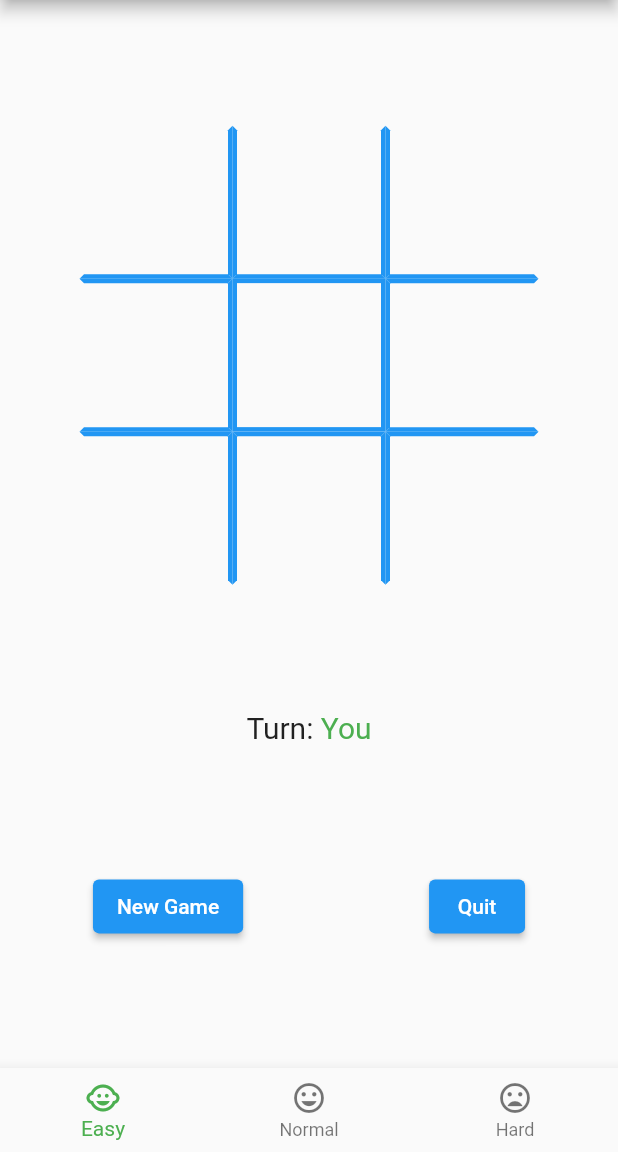
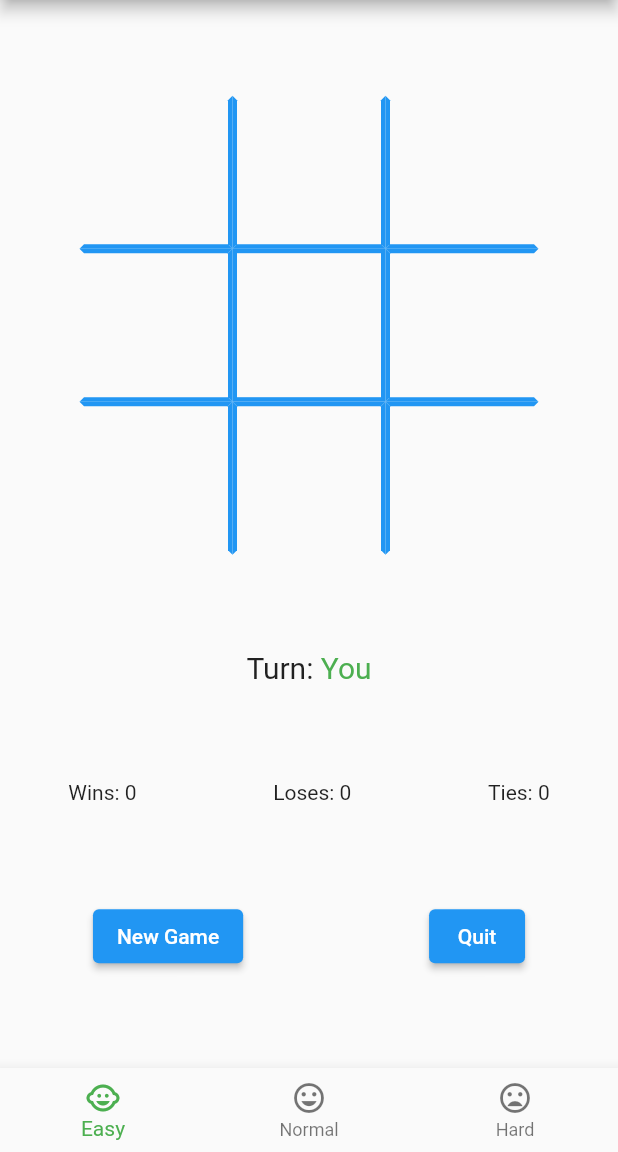
Before and after one commit to SergioSarmiento/dadm-2021-2, a Flutter app: the screen it shows after launch, on a phone screen of 412 x 824 dp, the part 84-1236 px from its top. Run offline on Flutter 3.47's test engine with Material 2 defaults, Android fonts, the light colour scheme and no system bars; missing offline and left inert: soundpool.

Commit message:
Se agrega barra de records

```diff
--- a/reto3/tic_tac_toe/lib/assets/constants.dart
+++ b/reto3/tic_tac_toe/lib/assets/constants.dart
@@ -19,13 +19,16 @@ const String quitMessage = 'Are you sure you want to quit?';
 const String dialogOkay = 'Yes';
 const String dialogCancel = 'Cancel';
 const String error = 'Error';
+const String wins = 'Wins';
+const String loses = 'Loses';
+const String ties = 'Ties';
 
 //assets paths
-const String ximgpath = 'assets/images/x-sprite.png';
-const String oimgpath = 'assets/images/o-sprite.png';
-const String buttonsndpath = 'assets/sounds/digi_plink.wav';
-const String yourewinnersnd = 'assets/sounds/music_marimba_chord.wav';
-const String youlosesnd = 'assets/sounds/beep_short_off.wav';
+const String xImagePath = 'assets/images/x-sprite.png';
+const String oImagePath = 'assets/images/o-sprite.png';
+const String buttonSoundPath = 'assets/sounds/digi_plink.wav';
+const String youreWinnerSound = 'assets/sounds/music_marimba_chord.wav';
+const String youLoseSound = 'assets/sounds/beep_short_off.wav';
 
 //Color
 const Color playerOneColor = Colors.green;
--- a/reto3/tic_tac_toe/lib/tic_tac_toe_board.dart
+++ b/reto3/tic_tac_toe/lib/tic_tac_toe_board.dart
@@ -20,18 +20,29 @@ class _TicTacToeBoardState extends State<TicTacToeBoard> {
 
   bool isThereWinner = false;
   List<int> win = [];
+  List<int> record = [0, 0, 0];
 
   void updateBoard(int index) {
-    _playSoundButton(constants.buttonsndpath);
+    _playSoundButton(constants.buttonSoundPath);
     setState(() {
       game.markACell(index);
       win = game.getWinSet();
       isThereWinner = win.isNotEmpty;
+      if (game.fullBoard() && !isThereWinner) {
+        record[2] = record[2] + 1;
+      } else {
+        final winner = _getWinner();
+        if (winner == game.player1) {
+          record[0] = record[0] + 1;
+        } else if (winner == game.player2) {
+          record[1] = record[1] + 1;
+        }
+      }
     });
   }
 
   void _newGame() {
-    _playSoundButton(constants.buttonsndpath);
+    _playSoundButton(constants.buttonSoundPath);
     setState(() {
       game.resetBoard();
       win = [];
@@ -53,9 +64,9 @@ class _TicTacToeBoardState extends State<TicTacToeBoard> {
   String _getWinner() {
     if (isThereWinner) {
       if (!game.playerOneTurn) {
-        _playSoundButton(constants.yourewinnersnd);
+        _playSoundButton(constants.youreWinnerSound);
       } else {
-        _playSoundButton(constants.youlosesnd);
+        _playSoundButton(constants.youLoseSound);
       }
       return game.playerOneTurn ? game.player2 : game.player1;
     } else {
@@ -64,7 +75,7 @@ class _TicTacToeBoardState extends State<TicTacToeBoard> {
   }
 
   void _onItemTapped(int index) {
-    _playSoundButton(constants.buttonsndpath);
+    _playSoundButton(constants.buttonSoundPath);
     switch (index) {
       case 0:
         {
@@ -252,6 +263,14 @@ class _TicTacToeBoardState extends State<TicTacToeBoard> {
           Row(
             mainAxisAlignment: MainAxisAlignment.spaceAround,
             children: [
+              Text('${constants.wins}: ${record[0]}'),
+              Text('${constants.loses}: ${record[1]}'),
+              Text('${constants.ties}: ${record[2]}'),
+            ],
+          ),
+          Row(
+            mainAxisAlignment: MainAxisAlignment.spaceAround,
+            children: [
               ElevatedButton(
                 onPressed: _newGame,
                 child: const Text(constants.playAgain),
@@ -347,9 +366,9 @@ class TicTacToeCell extends StatelessWidget {
         onPressed: onPressed,
         iconSize: size * 2,
         icon: value == constants.playerOneSymbol
-            ? Image.asset(constants.ximgpath)
+            ? Image.asset(constants.xImagePath)
             : value == constants.playerTwoSymbol
-                ? Image.asset(constants.oimgpath)
+                ? Image.asset(constants.oImagePath)
                 : value != constants.blank
                     ? const Text(constants.error)
                     : Text(value),
```
